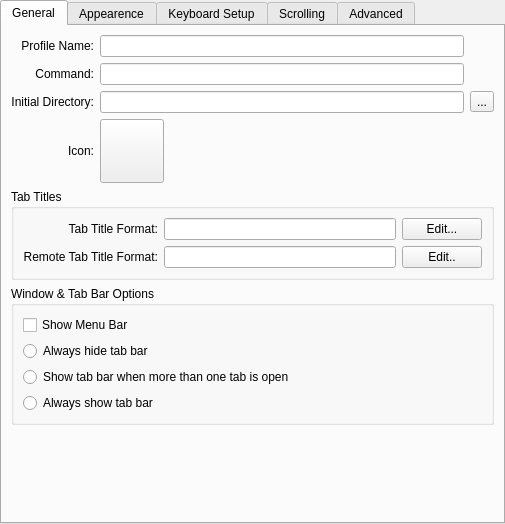
The window that src/EditProfileDialog.ui (KDE/konsole) describes before a commit, drawn with Qt 5.
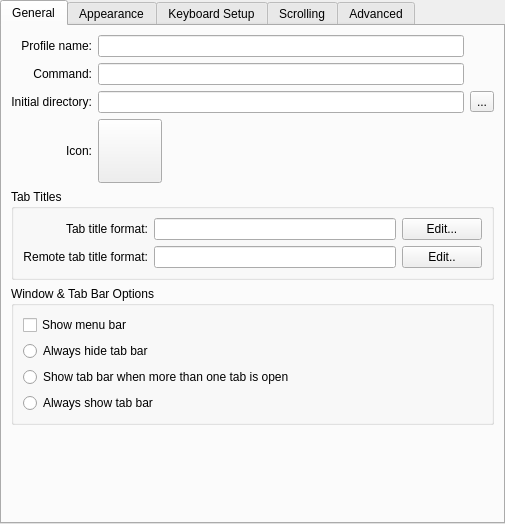
The same window after the commit. Custom widgets are drawn as their Qt base class.

The edit to the form file:
```diff
--- a/src/EditProfileDialog.ui
+++ b/src/EditProfileDialog.ui
@@ -41,7 +41,7 @@
        <item row="0" column="0" >
         <widget class="QLabel" name="profileNameLabel" >
          <property name="text" >
-          <string>Profile Name:</string>
+          <string>Profile name:</string>
          </property>
          <property name="alignment" >
           <set>Qt::AlignRight|Qt::AlignTrailing|Qt::AlignVCenter</set>
@@ -75,7 +75,7 @@
        <item row="2" column="0" >
         <widget class="QLabel" name="label_9" >
          <property name="text" >
-          <string>Initial Directory:</string>
+          <string>Initial directory:</string>
          </property>
          <property name="alignment" >
           <set>Qt::AlignRight|Qt::AlignTrailing|Qt::AlignVCenter</set>
@@ -168,7 +168,7 @@
           <item row="0" column="0" >
            <widget class="QLabel" name="label" >
             <property name="text" >
-             <string>Tab Title Format:</string>
+             <string>Tab title format:</string>
             </property>
             <property name="alignment" >
              <set>Qt::AlignRight|Qt::AlignTrailing|Qt::AlignVCenter</set>
@@ -195,7 +195,7 @@
           <item row="1" column="0" >
            <widget class="QLabel" name="label_2" >
             <property name="text" >
-             <string>Remote Tab Title Format:</string>
+             <string>Remote tab title format:</string>
             </property>
             <property name="alignment" >
              <set>Qt::AlignRight|Qt::AlignTrailing|Qt::AlignVCenter</set>
@@ -237,7 +237,7 @@
              <string>Show or hide the menu bar in terminal windows using this profile</string>
             </property>
             <property name="text" >
-             <string>Show Menu Bar</string>
+             <string>Show menu bar</string>
             </property>
            </widget>
           </item>
@@ -291,7 +291,7 @@
      </widget>
      <widget class="QWidget" name="tab_2" >
       <attribute name="title" >
-       <string>Appearence</string>
+       <string>Appearance</string>
       </attribute>
       <layout class="QVBoxLayout" >
        <item>
```
Left out of the diff: 10 changed lines with no effect on the pictures.
